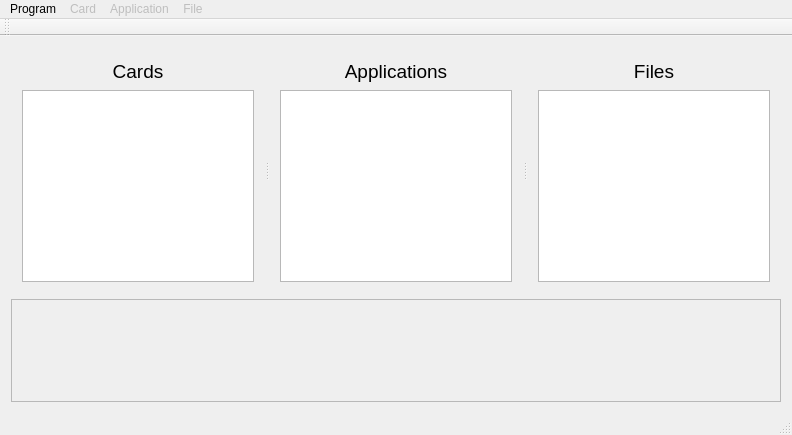
First picture: the form in GUI/mainwindow.ui, repository KaiQ/dat, before the edit.
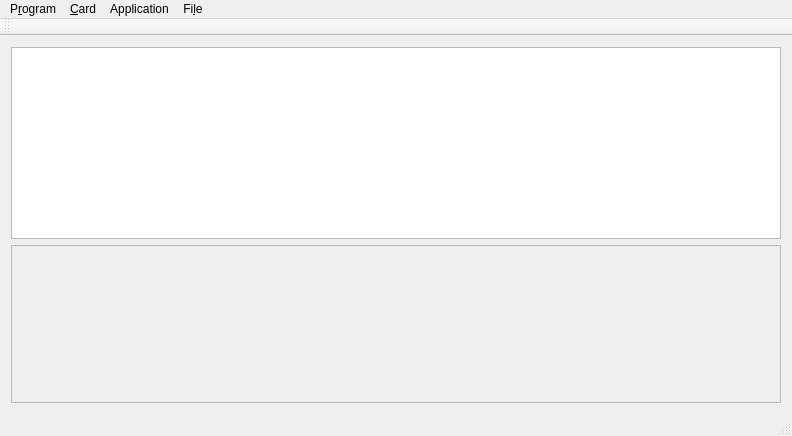
Second picture: the form after the edit.

Patch:
```diff
--- a/GUI/mainwindow.ui
+++ b/GUI/mainwindow.ui
@@ -10,7 +10,7 @@
     <x>0</x>
     <y>0</y>
     <width>792</width>
-    <height>433</height>
+    <height>436</height>
    </rect>
   </property>
   <property name="sizePolicy">
@@ -55,172 +55,34 @@
    </property>
    <layout class="QVBoxLayout" name="verticalLayout">
     <item>
-     <widget class="QSplitter" name="splitter">
-      <property name="frameShape">
-       <enum>QFrame::NoFrame</enum>
+     <widget class="QTreeView" name="treeView">
+      <property name="editTriggers">
+       <set>QAbstractItemView::DoubleClicked</set>
       </property>
-      <property name="orientation">
-       <enum>Qt::Horizontal</enum>
+      <property name="showDropIndicator" stdset="0">
+       <bool>false</bool>
       </property>
-      <widget class="QWidget" name="verticalLayoutWidget_3">
-       <layout class="QVBoxLayout" name="verticalLayout_4">
-        <item>
-         <widget class="QLabel" name="label">
-          <property name="font">
-           <font>
-            <pointsize>14</pointsize>
-           </font>
-          </property>
-          <property name="text">
-           <string>Cards</string>
-          </property>
-          <property name="alignment">
-           <set>Qt::AlignCenter</set>
-          </property>
-         </widget>
-        </item>
-        <item>
-         <widget class="QTreeView" name="cardList">
-          <property name="sizePolicy">
-           <sizepolicy hsizetype="Preferred" vsizetype="Preferred">
-            <horstretch>0</horstretch>
-            <verstretch>0</verstretch>
-           </sizepolicy>
-          </property>
-          <property name="minimumSize">
-           <size>
-            <width>220</width>
-            <height>0</height>
-           </size>
-          </property>
-          <property name="rootIsDecorated">
-           <bool>false</bool>
-          </property>
-          <property name="itemsExpandable">
-           <bool>false</bool>
-          </property>
-          <property name="expandsOnDoubleClick">
-           <bool>false</bool>
-          </property>
-          <attribute name="headerVisible">
-           <bool>false</bool>
-          </attribute>
-         </widget>
-        </item>
-       </layout>
-      </widget>
-      <widget class="QWidget" name="verticalLayoutWidget_2">
-       <layout class="QVBoxLayout" name="verticalLayout_3">
-        <item>
-         <widget class="QLabel" name="label_2">
-          <property name="minimumSize">
-           <size>
-            <width>0</width>
-            <height>26</height>
-           </size>
-          </property>
-          <property name="font">
-           <font>
-            <pointsize>14</pointsize>
-           </font>
-          </property>
-          <property name="text">
-           <string>Applications</string>
-          </property>
-          <property name="alignment">
-           <set>Qt::AlignCenter</set>
-          </property>
-         </widget>
-        </item>
-        <item>
-         <widget class="QTreeView" name="applicationList">
-          <property name="sizePolicy">
-           <sizepolicy hsizetype="Preferred" vsizetype="Preferred">
-            <horstretch>0</horstretch>
-            <verstretch>0</verstretch>
-           </sizepolicy>
-          </property>
-          <property name="minimumSize">
-           <size>
-            <width>220</width>
-            <height>0</height>
-           </size>
-          </property>
-          <property name="editTriggers">
-           <set>QAbstractItemView::DoubleClicked</set>
-          </property>
-          <property name="rootIsDecorated">
-           <bool>false</bool>
-          </property>
-          <property name="itemsExpandable">
-           <bool>false</bool>
-          </property>
-          <property name="expandsOnDoubleClick">
-           <bool>false</bool>
-          </property>
-          <attribute name="headerVisible">
-           <bool>false</bool>
-          </attribute>
-         </widget>
-        </item>
-       </layout>
-      </widget>
-      <widget class="QWidget" name="verticalLayoutWidget">
-       <layout class="QVBoxLayout" name="verticalLayout_2">
-        <property name="spacing">
-         <number>6</number>
-        </property>
-        <item>
-         <widget class="QLabel" name="label_3">
-          <property name="sizePolicy">
-           <sizepolicy hsizetype="Preferred" vsizetype="Preferred">
-            <horstretch>0</horstretch>
-            <verstretch>0</verstretch>
-           </sizepolicy>
-          </property>
-          <property name="font">
-           <font>
-            <pointsize>14</pointsize>
-           </font>
-          </property>
-          <property name="text">
-           <string>Files</string>
-          </property>
-          <property name="alignment">
-           <set>Qt::AlignCenter</set>
-          </property>
-         </widget>
-        </item>
-        <item>
-         <widget class="QTreeView" name="fileList">
-          <property name="sizePolicy">
-           <sizepolicy hsizetype="Preferred" vsizetype="Preferred">
-            <horstretch>0</horstretch>
-            <verstretch>0</verstretch>
-           </sizepolicy>
-          </property>
-          <property name="minimumSize">
-           <size>
-            <width>220</width>
-            <height>0</height>
-           </size>
-          </property>
-          <property name="rootIsDecorated">
-           <bool>false</bool>
-          </property>
-          <property name="itemsExpandable">
-           <bool>false</bool>
-          </property>
-          <property name="expandsOnDoubleClick">
-           <bool>false</bool>
-          </property>
-          <attribute name="headerVisible">
-           <bool>false</bool>
-          </attribute>
-         </widget>
-        </item>
-       </layout>
-      </widget>
+      <property name="alternatingRowColors">
+       <bool>true</bool>
+      </property>
+      <property name="uniformRowHeights">
+       <bool>false</bool>
+      </property>
+      <property name="headerHidden">
+       <bool>false</bool>
+      </property>
+      <attribute name="headerVisible">
+       <bool>true</bool>
+      </attribute>
+      <attribute name="headerCascadingSectionResizes">
+       <bool>true</bool>
+      </attribute>
+      <attribute name="headerDefaultSectionSize">
+       <number>400</number>
+      </attribute>
+      <attribute name="headerMinimumSectionSize">
+       <number>100</number>
+      </attribute>
      </widget>
     </item>
     <item>
@@ -233,8 +95,8 @@
         <rect>
          <x>0</x>
          <y>0</y>
-         <width>770</width>
-         <height>123</height>
+         <width>772</width>
+         <height>159</height>
         </rect>
        </property>
       </widget>
@@ -257,12 +119,12 @@
      <x>0</x>
      <y>0</y>
      <width>792</width>
-     <height>23</height>
+     <height>20</height>
     </rect>
    </property>
    <widget class="QMenu" name="menuProgram">
     <property name="title">
-     <string>Program</string>
+     <string>P&amp;rogram</string>
     </property>
     <addaction name="actionDevice"/>
     <addaction name="actionScan"/>
@@ -270,10 +132,10 @@
    </widget>
    <widget class="QMenu" name="menuCard">
     <property name="enabled">
-     <bool>false</bool>
+     <bool>true</bool>
     </property>
     <property name="title">
-     <string>Card</string>
+     <string>&amp;Card</string>
     </property>
     <addaction name="actionCard_Info"/>
     <addaction name="actionFree_Memory"/>
@@ -284,7 +146,7 @@
    </widget>
    <widget class="QMenu" name="menuApplication">
     <property name="enabled">
-     <bool>false</bool>
+     <bool>true</bool>
     </property>
     <property name="title">
      <string>Application</string>
@@ -307,10 +169,10 @@
    </widget>
    <widget class="QMenu" name="menuFile">
     <property name="enabled">
-     <bool>false</bool>
+     <bool>true</bool>
     </property>
     <property name="title">
-     <string>File</string>
+     <string>Fi&amp;le</string>
     </property>
     <addaction name="actionDelete_File"/>
     <addaction name="actionCommit_Transaction"/>
```
Left out of the diff: 92 changed lines with no effect on the pictures.
